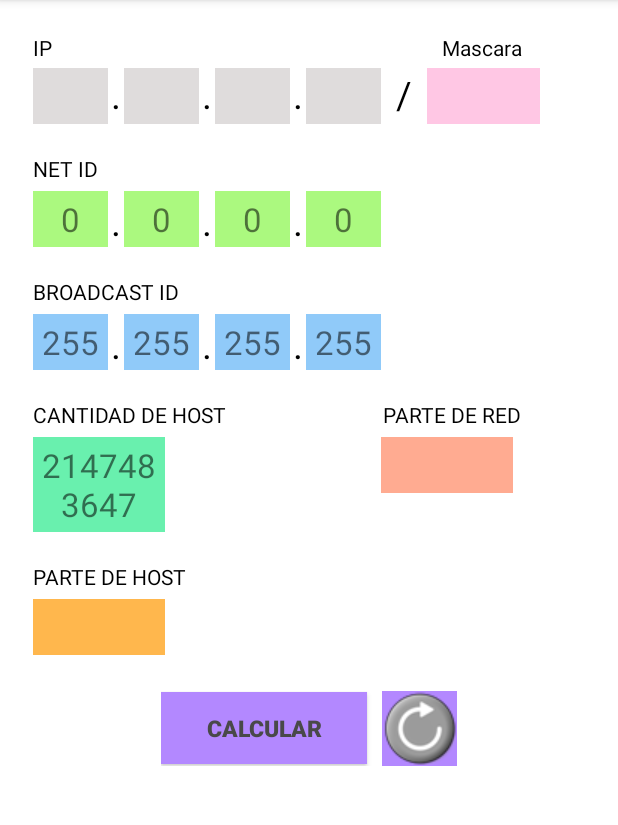
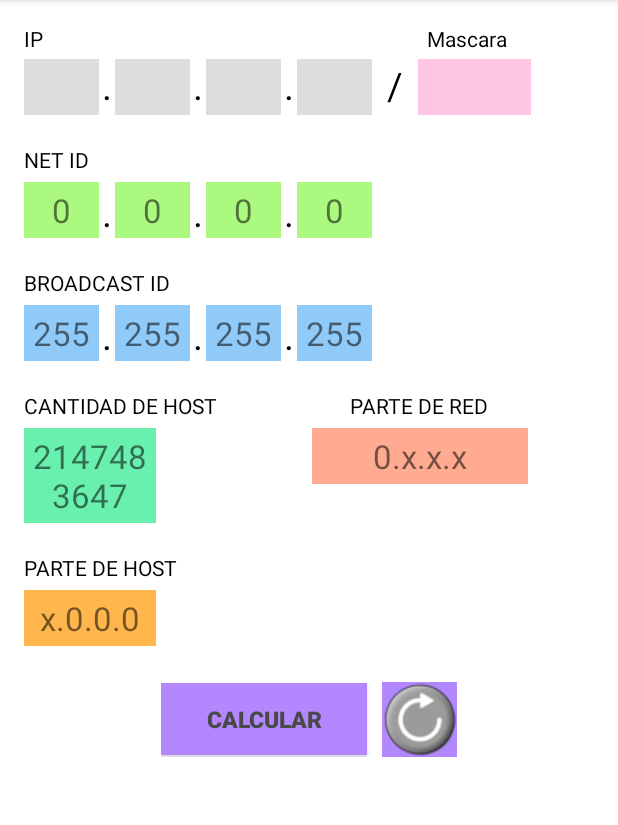
Before and after one commit to KarlaLopez96/HybridNetId, an Android app: the screen it shows after launch (MainActivity), after a tap on "CALCULAR", on a phone screen of 412 x 824 dp, the part 84-909 px from its top. Run offline under Robolectric (Android 15) with nearby library versions, the phone set to English and light mode, and no system bars; 5 statements that could not run were skipped.

Commit message:
Cambios menores a la interfaz y agregando funcionalidad a la parte de host y de red. Al botón de reset se le agregó la parte de host y red.

```diff
--- a/app/src/main/java/com/karla/direccionip/MainActivity.java
+++ b/app/src/main/java/com/karla/direccionip/MainActivity.java
@@ -39,6 +39,8 @@ public class MainActivity extends AppCompatActivity {
         final TextView broad4 = (TextView) findViewById(R.id.broadId4);
 
         final TextView host2 = (TextView) findViewById(R.id.host1);
+        final TextView red = (TextView ) findViewById(R.id.broad4);
+        final TextView host3 = (TextView) findViewById(R.id.broad5);
 
         botonCalcular.setOnClickListener(new View.OnClickListener() {
             @Override
@@ -77,7 +79,23 @@ public class MainActivity extends AppCompatActivity {
                 int host = (int) (pow(2,32-mascara)-2);
                 host2.setText(""+host);
 
+                //Calculando la parte de red y parte de host.
+                switch (mascaraDecimal [4]){
+                    case 0:
+                        red.setText(o1+".x.x.x");
+                        host3.setText("x."+o2+"."+o3+"."+o4);
+                        break;
 
+                    case 1:
+                        red.setText(o1+"."+o2+".x.x");
+                        host3.setText("x.x."+o3+"."+o4);
+                        break;
+
+                    case 2:
+                        red.setText(o1+"."+o2+"."+o3+".x");
+                        host3.setText("x.x.x."+o4);
+                        break;
+                }
 
             }
         });
@@ -104,6 +122,8 @@ public class MainActivity extends AppCompatActivity {
                 nId3.setText("");
                 nId4.setText("");
 
+                red.setText("");
+                host3.setText("");
 
             }
         });
--- a/app/src/main/res/layout/activity_main.xml
+++ b/app/src/main/res/layout/activity_main.xml
@@ -5,7 +5,7 @@
     android:layout_width="match_parent"
     android:layout_height="match_parent"
     tools:context="com.karla.direccionip.MainActivity"
-    android:padding="22dp"
+    android:padding="16dp"
     android:orientation="vertical"
     android:background="#FFFF">
 
@@ -25,7 +25,7 @@
             android:layout_height="wrap_content"
             android:text="Mascara"
             android:textColor="#000"
-            android:layout_marginLeft="260dp" />
+            android:layout_marginLeft="256dp" />
 
 
     </LinearLayout>
@@ -311,7 +311,7 @@
             android:layout_height="wrap_content"
             android:text="PARTE DE RED"
             android:textColor="#000"
-            android:layout_marginLeft="72dp"/>
+            android:layout_marginLeft="56dp"/>
 
     </LinearLayout>
 
@@ -333,11 +333,11 @@
 
         <TextView
             android:id="@+id/broad4"
-            android:layout_width="88dp"
+            android:layout_width="144dp"
             android:layout_height="wrap_content"
             android:background="#ffab91"
             android:layout_marginTop="5dp"
-            android:layout_marginLeft="48dp"
+            android:layout_marginLeft="8dp"
             android:textSize="22dp"
             android:padding="4dp"
             android:gravity="center" />
```
